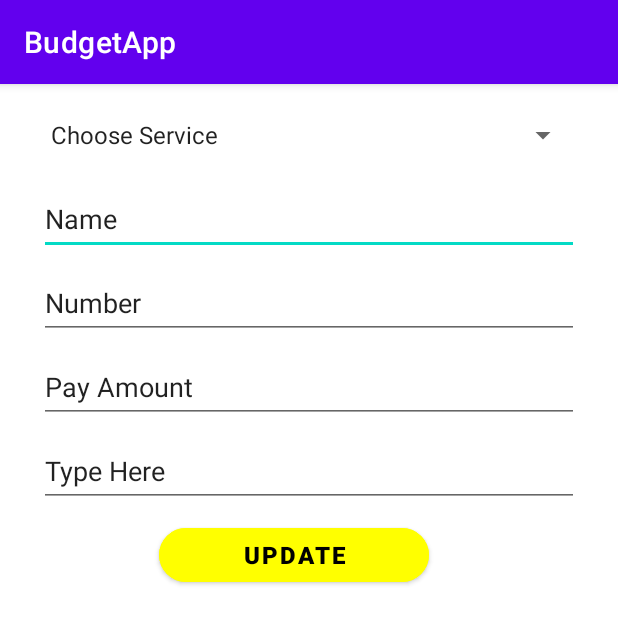
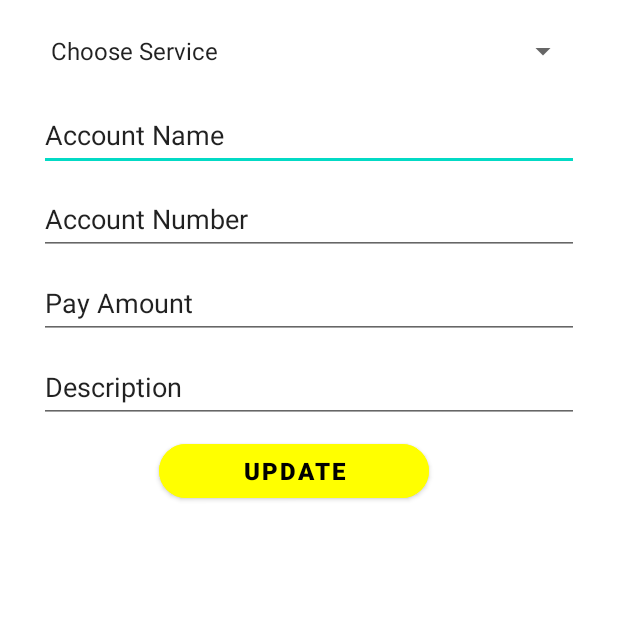
Before and after one commit to Shashin99/Budgetary, an Android app: the UpdateDialog screen opened directly, with no data from a screen before it, on a phone screen of 412 x 824 dp. Shown: the top 624 px of the screen. Run offline under Robolectric (Android 15) with nearby library versions, the phone set to English and light mode, and no system bars.

Commit message:
Bill Management Function

```diff
--- a/app/src/main/res/layout/activity_fetching_bill.xml
+++ b/app/src/main/res/layout/activity_fetching_bill.xml
@@ -4,6 +4,7 @@
     xmlns:tools="http://schemas.android.com/tools"
     android:layout_width="match_parent"
     android:layout_height="match_parent"
+    android:background="@color/teal_700"
     tools:context=".activities.FetchingBill">
 
     <androidx.recyclerview.widget.RecyclerView
@@ -14,12 +15,11 @@
         android:layout_marginTop="1dp"
         android:layout_marginEnd="1dp"
         android:layout_marginBottom="1dp"
-        tools:listitem="@layout/bill_list_item"
         app:layout_constraintBottom_toBottomOf="parent"
         app:layout_constraintEnd_toEndOf="parent"
         app:layout_constraintStart_toStartOf="parent"
         app:layout_constraintTop_toTopOf="parent"
-        />
+        tools:listitem="@layout/bill_list_item" />
 
     <TextView
         android:id="@+id/tvLoadingData"
--- a/app/src/main/res/layout/activity_main.xml
+++ b/app/src/main/res/layout/activity_main.xml
@@ -70,7 +70,7 @@
         android:id="@+id/constraintLayout2"
         android:layout_width="375dp"
         android:layout_height="445dp"
-        android:layout_marginStart="16dp"
+        android:layout_marginStart="8dp"
         android:layout_marginEnd="16dp"
         android:layout_marginBottom="16dp"
         android:background="@drawable/white_container"
--- a/app/src/main/res/layout/bill_list_item.xml
+++ b/app/src/main/res/layout/bill_list_item.xml
@@ -4,7 +4,8 @@
     android:layout_width="match_parent"
     android:layout_height="wrap_content"
     android:layout_margin="8dp"
-    app:cardCornerRadius="8dp"
+    android:backgroundTint="@color/teal_200"
+    app:cardCornerRadius="20dp"
     app:cardElevation="8dp">
 
     <LinearLayout
--- a/app/src/main/res/values/strings.xml
+++ b/app/src/main/res/values/strings.xml
@@ -2,7 +2,7 @@
     <string name="app_name">BudgetApp</string>
 
     <string name="BHead"> My Bills </string>
-    <string name="tvIncome"> Income </string>
+    <string name="tvIncome"> Available </string>
     <string name="tvAmount"> Rs.50000 </string>
     <string name="btnViewBill"> View All Bills </string>
     <string name="btnAddBill"> Add Your Bills </string>
@@ -15,13 +15,13 @@
     <string name="tvBillName"> Bill Name </string>
     <string name="etBillName"> Service </string>
     <string name="tvAccName"> Account Name </string>
-    <string name="etAccName"> Name </string>
+    <string name="etAccName"> Account Name </string>
     <string name="tvAccNum"> Account Number </string>
-    <string name="etAccNum"> Number </string>
+    <string name="etAccNum"> Account Number </string>
     <string name="tvPayAmount"> Amount To Be Pay </string>
     <string name="etPayAmount"> Pay Amount </string>
     <string name="tvDis"> Description </string>
-    <string name="etDis"> Type Here </string>
+    <string name="etDis"> Description </string>
     <string name="btnSave"> Save Data </string>
     <string name="btnClear"> Clear Data </string>
 
--- a/app/src/main/res/values/themes.xml
+++ b/app/src/main/res/values/themes.xml
@@ -1,6 +1,6 @@
 <resources xmlns:tools="http://schemas.android.com/tools">
     <!-- Base application theme. -->
-    <style name="Theme.BudgetApp" parent="Theme.MaterialComponents.DayNight.DarkActionBar">
+    <style name="Theme.BudgetApp" parent="Theme.MaterialComponents.DayNight.NoActionBar">
         <!-- Primary brand color. -->
         <item name="colorPrimary">@color/purple_500</item>
         <item name="colorPrimaryVariant">@color/purple_700</item>
@@ -10,7 +10,7 @@
         <item name="colorSecondaryVariant">@color/teal_700</item>
         <item name="colorOnSecondary">@color/black</item>
         <!-- Status bar color. -->
-        <item name="android:statusBarColor">?attr/colorPrimaryVariant</item>
+        <item name="android:statusBarColor">@color/teal_700</item>
         <!-- Customize your theme here. -->
     </style>
 </resources>
```
Also changed, not shown: app/src/main/java/com/example/budgetapp/activities/AddBill.kt (+22 -5 lines), app/src/main/res/layout/activity_add_bill.xml (+8 -8 lines).
